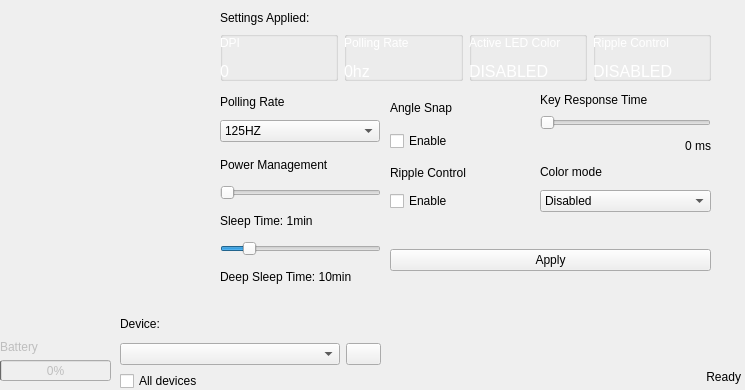
This is atsx11.ui in iago-fragnan/attack-shark-x11-linux as Qt 5 draws it before an edit. The edited form follows.
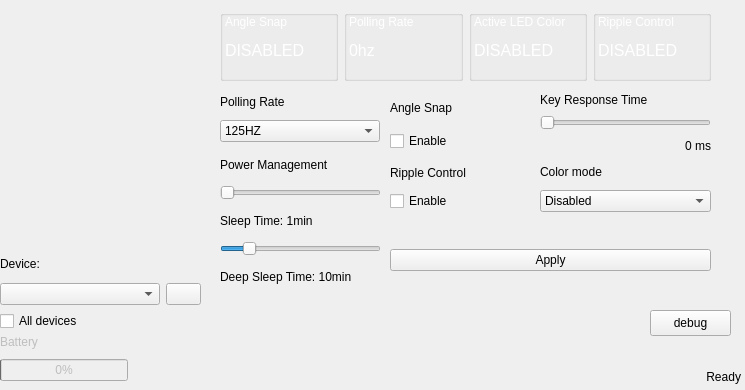
This is the edited form. Icons and pictures are not drawn.

Commit message: feat: power management, remove elements from ui, battery charging indicator

What changed in the file:
```diff
--- a/atsx11.ui
+++ b/atsx11.ui
@@ -57,7 +57,7 @@
     <property name="geometry">
      <rect>
       <x>50</x>
-      <y>10</y>
+      <y>-10</y>
       <width>141</width>
       <height>271</height>
      </rect>
@@ -355,25 +355,12 @@
     <property name="geometry">
      <rect>
       <x>0</x>
-      <y>340</y>
-      <width>111</width>
-      <height>41</height>
+      <y>330</y>
+      <width>141</width>
+      <height>51</height>
      </rect>
     </property>
     <layout class="QGridLayout" name="gridLayout_7">
-     <item row="1" column="0">
-      <widget class="QLabel" name="lbl_batteryinfo">
-       <property name="enabled">
-        <bool>false</bool>
-       </property>
-       <property name="toolTip">
-        <string>&lt;html&gt;&lt;head/&gt;&lt;body&gt;&lt;p&gt;Battery percentage of the mouse.&lt;/p&gt;&lt;/body&gt;&lt;/html&gt;</string>
-       </property>
-       <property name="text">
-        <string>Battery</string>
-       </property>
-      </widget>
-     </item>
      <item row="2" column="0">
       <widget class="QProgressBar" name="pbar_batteryinfo">
        <property name="enabled">
@@ -405,6 +392,46 @@
        </property>
       </widget>
      </item>
+     <item row="1" column="0">
+      <widget class="QLabel" name="lbl_batteryinfo">
+       <property name="enabled">
+        <bool>false</bool>
+       </property>
+       <property name="toolTip">
+        <string>&lt;html&gt;&lt;head/&gt;&lt;body&gt;&lt;p&gt;Battery percentage of the mouse.&lt;/p&gt;&lt;/body&gt;&lt;/html&gt;</string>
+       </property>
+       <property name="text">
+        <string>Battery</string>
+       </property>
+      </widget>
+     </item>
+     <item row="2" column="1">
+      <widget class="QLabel" name="lbl_isCharging">
+       <property name="enabled">
+        <bool>false</bool>
+       </property>
+       <property name="font">
+        <font>
+         <bold>true</bold>
+        </font>
+       </property>
+       <property name="toolTip">
+        <string>Charging Indicator</string>
+       </property>
+       <property name="toolTipDuration">
+        <number>5</number>
+       </property>
+       <property name="frameShape">
+        <enum>QFrame::Shape::NoFrame</enum>
+       </property>
+       <property name="text">
+        <string/>
+       </property>
+       <property name="pixmap">
+        <pixmap resource="mouse_model_display.qrc">:/images/Downloads/lightning_rsz.png</pixmap>
+       </property>
+      </widget>
+     </item>
     </layout>
    </widget>
    <widget class="QWidget" name="gridLayoutWidget_8">
@@ -417,21 +444,11 @@
      </rect>
     </property>
     <layout class="QGridLayout" name="gridLayout_8">
-     <item row="0" column="0">
-      <widget class="QLabel" name="lbl_actualsettings">
-       <property name="maximumSize">
-        <size>
-         <width>16777215</width>
-         <height>15</height>
-        </size>
-       </property>
-       <property name="text">
-        <string>Settings Applied:</string>
-       </property>
-      </widget>
-     </item>
-     <item row="1" column="2">
-      <widget class="QGroupBox" name="info_LED">
+     <property name="leftMargin">
+      <number>0</number>
+     </property>
+     <item row="0" column="3">
+      <widget class="QGroupBox" name="info_RippleCntrl">
        <property name="palette">
         <palette>
          <active>
@@ -907,25 +924,31 @@
        <property name="flat">
         <bool>false</bool>
        </property>
-       <widget class="QWidget" name="verticalLayoutWidget_4">
+       <widget class="QWidget" name="verticalLayoutWidget_5">
         <property name="geometry">
          <rect>
           <x>0</x>
           <y>0</y>
-          <width>121</width>
+          <width>111</width>
           <height>51</height>
          </rect>
         </property>
-        <layout class="QVBoxLayout" name="verticalLayout_4">
+        <layout class="QVBoxLayout" name="verticalLayout_5">
+         <property name="leftMargin">
+          <number>5</number>
+         </property>
+         <property name="rightMargin">
+          <number>5</number>
+         </property>
          <item>
-          <widget class="QLabel" name="lbl_ledValue">
+          <widget class="QLabel" name="lbl_RippleCTRL">
            <property name="text">
-            <string>Active LED Color</string>
+            <string>Ripple Control</string>
            </property>
           </widget>
          </item>
          <item>
-          <widget class="QLabel" name="lbl_infoLEDValue">
+          <widget class="QLabel" name="info_ripplectrlValue">
            <property name="font">
             <font>
              <pointsize>12</pointsize>
@@ -940,7 +963,7 @@
        </widget>
       </widget>
      </item>
-     <item row="1" column="1">
+     <item row="0" column="1">
       <widget class="QGroupBox" name="info_PolR">
        <property name="palette">
         <palette>
@@ -1427,6 +1450,12 @@
          </rect>
         </property>
         <layout class="QVBoxLayout" name="verticalLayout_3">
+         <property name="leftMargin">
+          <number>5</number>
+         </property>
+         <property name="rightMargin">
+          <number>5</number>
+         </property>
          <item>
           <widget class="QLabel" name="lbl_PLR">
            <property name="text">
@@ -1451,7 +1480,7 @@
        </widget>
       </widget>
      </item>
-     <item row="1" column="0">
+     <item row="0" column="0">
       <widget class="QGroupBox" name="infoDPI">
        <property name="palette">
         <palette>
@@ -1938,22 +1967,28 @@
          </rect>
         </property>
         <layout class="QVBoxLayout" name="verticalLayout_2">
+         <property name="leftMargin">
+          <number>5</number>
+         </property>
+         <property name="rightMargin">
+          <number>5</number>
+         </property>
          <item>
-          <widget class="QLabel" name="lbl_DPI">
+          <widget class="QLabel" name="lbl_activeAngleSnap">
            <property name="text">
-            <string>DPI</string>
+            <string>Angle Snap</string>
            </property>
           </widget>
          </item>
          <item>
-          <widget class="QLabel" name="lbl_DPIvalue">
+          <widget class="QLabel" name="lbl_activeAngleSnapValue">
            <property name="font">
             <font>
              <pointsize>12</pointsize>
             </font>
            </property>
            <property name="text">
-            <string>0</string>
+            <string>DISABLED</string>
            </property>
           </widget>
          </item>
@@ -1961,8 +1996,8 @@
        </widget>
       </widget>
      </item>
-     <item row="1" column="3">
-      <widget class="QGroupBox" name="info_RippleCntrl">
+     <item row="0" column="2">
+      <widget class="QGroupBox" name="info_LED">
        <property name="palette">
         <palette>
          <active>
@@ -2438,25 +2473,31 @@
        <property name="flat">
         <bool>false</bool>
        </property>
-       <widget class="QWidget" name="verticalLayoutWidget_5">
+       <widget class="QWidget" name="verticalLayoutWidget_4">
         <property name="geometry">
          <rect>
           <x>0</x>
           <y>0</y>
-          <width>111</width>
+          <width>121</width>
           <height>51</height>
          </rect>
         </property>
-        <layout class="QVBoxLayout" name="verticalLayout_5">
+        <layout class="QVBoxLayout" name="verticalLayout_4">
+         <property name="leftMargin">
+          <number>5</number>
+         </property>
+         <property name="rightMargin">
+          <number>5</number>
+         </property>
          <item>
-          <widget class="QLabel" name="lbl_RippleCTRL">
+          <widget class="QLabel" name="lbl_ledValue">
            <property name="text">
-            <string>Ripple Control</string>
+            <string>Active LED Color</string>
            </property>
           </widget>
          </item>
          <item>
-          <widget class="QLabel" name="info_ripplectrlValue">
+          <widget class="QLabel" name="lbl_infoLEDValue">
            <property name="font">
             <font>
              <pointsize>12</pointsize>
@@ -2476,9 +2517,9 @@
    <widget class="QWidget" name="gridLayoutWidget_9">
     <property name="geometry">
      <rect>
-      <x>120</x>
-      <y>310</y>
-      <width>261</width>
+      <x>0</x>
+      <y>250</y>
+      <width>201</width>
       <height>81</height>
      </rect>
     </property>
@@ -2499,6 +2540,25 @@
        </property>
       </widget>
      </item>
+     <item row="1" column="1">
+      <widget class="QPushButton" name="btn_refresh">
+       <property name="maximumSize">
+        <size>
+         <width>35</width>
+         <height>40</height>
+        </size>
+       </property>
+       <property name="toolTip">
+        <string>&lt;html&gt;&lt;head/&gt;&lt;body&gt;&lt;p&gt;Refresh devices&lt;/p&gt;&lt;/body&gt;&lt;/html&gt;</string>
+       </property>
+       <property name="text">
+        <string/>
+       </property>
+       <property name="icon">
+        <iconset theme="QIcon::ThemeIcon::SystemReboot"/>
+       </property>
+      </widget>
+     </item>
      <item row="2" column="0">
       <widget class="QCheckBox" name="chbox_alldevices">
        <property name="acceptDrops">
@@ -2531,25 +2591,6 @@
        </property>
       </widget>
      </item>
-     <item row="1" column="1">
-      <widget class="QPushButton" name="btn_refresh">
-       <property name="maximumSize">
-        <size>
-         <width>35</width>
-         <height>40</height>
-        </size>
-       </property>
-       <property name="toolTip">
-        <string>&lt;html&gt;&lt;head/&gt;&lt;body&gt;&lt;p&gt;Refresh devices&lt;/p&gt;&lt;/body&gt;&lt;/html&gt;</string>
-       </property>
-       <property name="text">
-        <string/>
-       </property>
-       <property name="icon">
-        <iconset theme="QIcon::ThemeIcon::SystemReboot"/>
-       </property>
-      </widget>
-     </item>
     </layout>
    </widget>
    <widget class="QWidget" name="verticalLayoutWidget">
@@ -2574,6 +2615,19 @@
      </item>
     </layout>
    </widget>
+   <widget class="QPushButton" name="debug_reset">
+    <property name="geometry">
+     <rect>
+      <x>650</x>
+      <y>310</y>
+      <width>81</width>
+      <height>26</height>
+     </rect>
+    </property>
+    <property name="text">
+     <string>debug</string>
+    </property>
+   </widget>
   </widget>
   <action name="actiona">
    <property name="text">
```
The commit also changes 6 other files.
